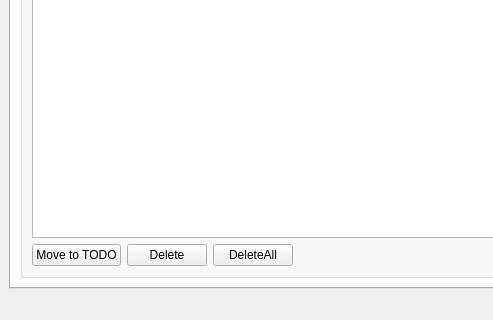
Above: GettingThingsDone/mainwindow.ui from eloranta/GettingThingsDone before the change; both pictures show x 0 to 493 and y 342 to 662 of the 800 by 662 pixel window. Below: the same form after it.
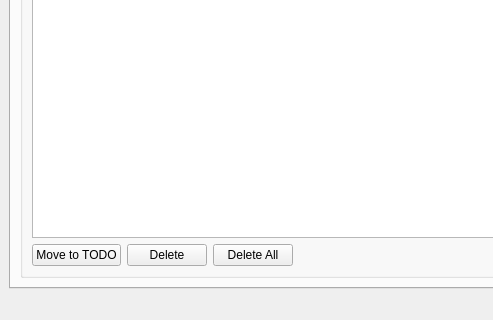
That is the form after the change.

Commit message: delete all from trash

```diff
--- a/GettingThingsDone/mainwindow.ui
+++ b/GettingThingsDone/mainwindow.ui
@@ -280,7 +280,7 @@
                <item>
                 <widget class="QPushButton" name="addButton_4">
                  <property name="text">
-                  <string>DeleteAll</string>
+                  <string>Delete All</string>
                  </property>
                 </widget>
                </item>
```
Left out of the diff: 2 changed lines with no effect on the pictures. The commit also changes 2 other files.
